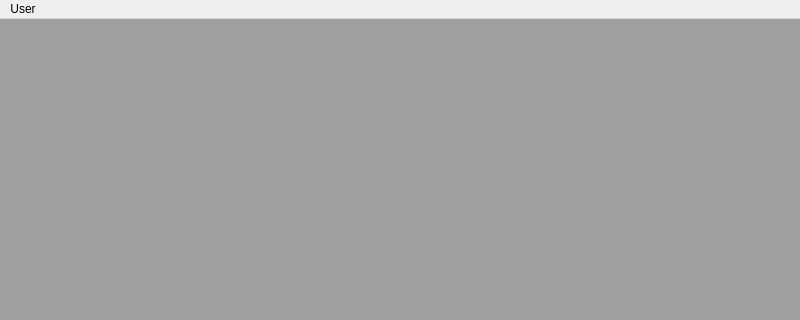
The window that mainwin/mainwindow.ui (pmgyambol/rowingclub) describes before a commit, drawn with Qt 5; both pictures show x 0 to 800 and y 0 to 320 of the 800 by 600 pixel window.
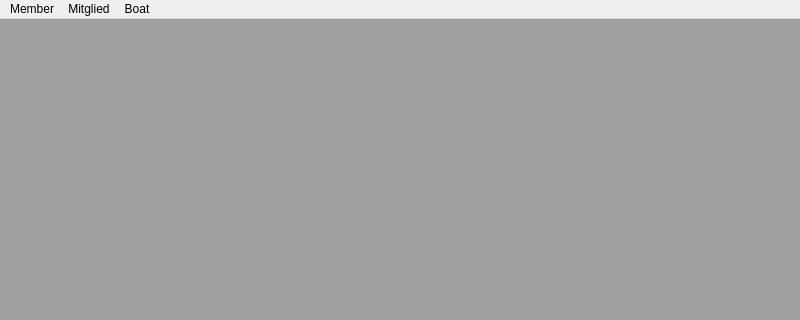
The same window after the commit. Icons and pictures are not drawn.

```diff
--- a/mainwin/mainwindow.ui
+++ b/mainwin/mainwindow.ui
@@ -34,14 +34,29 @@
      <height>22</height>
     </rect>
    </property>
-   <widget class="QMenu" name="menuUser">
+   <widget class="QMenu" name="menuMember">
     <property name="title">
-     <string>User</string>
+     <string>Member</string>
     </property>
     <addaction name="actionNewUser"/>
     <addaction name="actionListUser"/>
    </widget>
-   <addaction name="menuUser"/>
+   <widget class="QMenu" name="menuBoat">
+    <property name="title">
+     <string>Boat</string>
+    </property>
+    <addaction name="actionAddBoat"/>
+   </widget>
+   <widget class="QMenu" name="menuMitglied">
+    <property name="title">
+     <string>Mitglied</string>
+    </property>
+    <addaction name="actionNewMitglied"/>
+    <addaction name="actionListMitglied"/>
+   </widget>
+   <addaction name="menuMember"/>
+   <addaction name="menuMitglied"/>
+   <addaction name="menuBoat"/>
   </widget>
   <widget class="QStatusBar" name="statusbar"/>
   <action name="actionNewUser">
```
Left out of the diff: 29 changed lines with no effect on the pictures.
